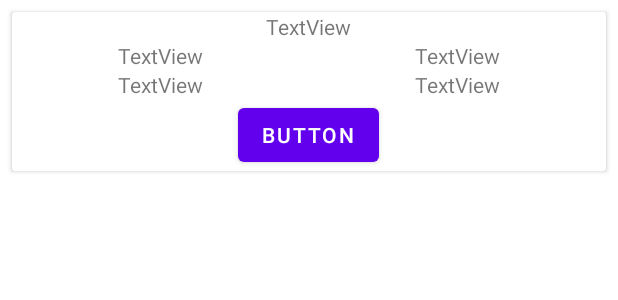
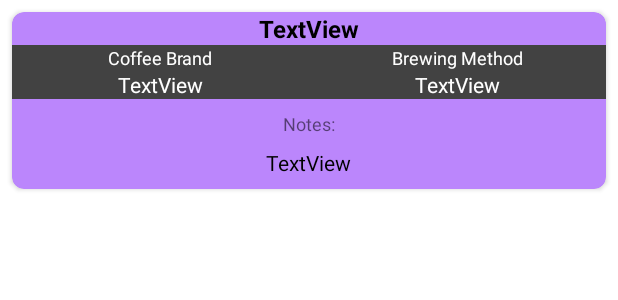
Before and after one commit to TMDStudios/CoffeeAficionado, an Android app: the layout recipe_card.xml on its own in the app's theme, with its tools: preview values and no code run, on a phone screen of 412 x 824 dp. Shown: the top 300 px of the screen. Run offline under Robolectric (Android 15) with nearby library versions, the phone set to English and light mode, and no system bars.

Commit message:
Updated card look and info

```diff
--- a/app/src/main/java/com/tmdstudios/coffeeaficionado/adapters/RecyclerAdapter.kt
+++ b/app/src/main/java/com/tmdstudios/coffeeaficionado/adapters/RecyclerAdapter.kt
@@ -31,6 +31,9 @@ class RecyclerAdapter: RecyclerView.Adapter<RecyclerAdapter.RecipeViewHolder>()
 
         holder.itemView.apply {
             tvRecipeName.text = recipe.name
+            tvCoffeeBrand.text = recipe.coffeeBrand
+            tvBrewingMethod.text = recipe.brewingMethod
+            tvRecipeNotes.text = recipe.notes
             cvRecipeCard.setOnClickListener {
                 val action = ListFragmentDirections.actionListFragmentToUpdateFragment(recipe)
                 findNavController().navigate(action)
--- a/app/src/main/java/com/tmdstudios/coffeeaficionado/data/RecipeDatabase.kt
+++ b/app/src/main/java/com/tmdstudios/coffeeaficionado/data/RecipeDatabase.kt
@@ -7,7 +7,7 @@ import androidx.room.RoomDatabase
 import com.tmdstudios.coffeeaficionado.adapters.RecipeDao
 import com.tmdstudios.coffeeaficionado.models.Recipe
 
-@Database(entities = [Recipe::class], version = 2, exportSchema = false)
+@Database(entities = [Recipe::class], version = 1, exportSchema = false)
 abstract class RecipeDatabase: RoomDatabase() {
 
     abstract fun recipeDao(): RecipeDao
@@ -26,7 +26,7 @@ abstract class RecipeDatabase: RoomDatabase() {
                     context,
                     RecipeDatabase::class.java,
                     "coffee_recipes"
-                ).fallbackToDestructiveMigration()
+                ).fallbackToDestructiveMigration()  // Destroys old database on version change
                     .build()
                 INSTANCE = instance
                 return instance
--- a/app/src/main/res/layout/recipe_card.xml
+++ b/app/src/main/res/layout/recipe_card.xml
@@ -2,7 +2,10 @@
 <androidx.cardview.widget.CardView xmlns:android="http://schemas.android.com/apk/res/android"
     android:layout_width="match_parent"
     android:layout_height="wrap_content"
+    xmlns:app="http://schemas.android.com/apk/res-auto"
     android:id="@+id/cvRecipeCard"
+    app:cardCornerRadius="8dp"
+    android:backgroundTint="@color/purple_200"
     android:layout_margin="8dp">
 
 
@@ -16,61 +19,87 @@
             android:layout_width="wrap_content"
             android:layout_height="wrap_content"
             android:layout_gravity="center"
+            android:textSize="16sp"
+            android:textStyle="bold"
+            android:textColor="@color/black"
             android:text="TextView" />
 
         <LinearLayout
             android:layout_width="match_parent"
             android:layout_height="wrap_content"
-            android:id="@+id/llOne"
             android:layout_gravity="center"
+            android:background="@color/cardview_dark_background"
             android:orientation="horizontal">
 
+            <LinearLayout
+                android:layout_width="match_parent"
+                android:layout_height="wrap_content"
+                android:layout_weight="1"
+                android:orientation="vertical">
+
                 <TextView
-                android:id="@+id/tvOneA"
-                android:layout_width="wrap_content"
+                    android:layout_width="match_parent"
+                    android:layout_height="wrap_content"
+                    android:layout_weight="1"
+                    android:textSize="12sp"
+                    android:textAlignment="center"
+                    android:textColor="@color/white"
+                    android:text="Coffee Brand" />
+
+                <TextView
+                    android:id="@+id/tvCoffeeBrand"
+                    android:layout_width="match_parent"
                     android:layout_height="wrap_content"
                     android:layout_weight="1"
                     android:textAlignment="center"
+                    android:textColor="@color/white"
                     android:text="TextView" />
 
-            <TextView
-                android:id="@+id/tvOneB"
-                android:layout_width="wrap_content"
-                android:layout_height="wrap_content"
-                android:layout_weight="1"
-                android:textAlignment="center"
-                android:text="TextView" />
             </LinearLayout>
 
             <LinearLayout
                 android:layout_width="match_parent"
                 android:layout_height="wrap_content"
-            android:id="@+id/llTwo"
-            android:layout_gravity="center"
-            android:orientation="horizontal">
+                android:layout_weight="1"
+                android:orientation="vertical">
 
                 <TextView
-                android:id="@+id/tvTwoA"
-                android:layout_width="wrap_content"
+                    android:layout_width="match_parent"
                     android:layout_height="wrap_content"
-                android:layout_weight="1"
+                    android:textSize="12sp"
                     android:textAlignment="center"
+                    android:textColor="@color/white"
+                    android:text="Brewing Method" />
+
+                <TextView
+                    android:id="@+id/tvBrewingMethod"
+                    android:layout_width="match_parent"
+                    android:layout_height="wrap_content"
+                    android:textAlignment="center"
+                    android:textColor="@color/white"
                     android:text="TextView" />
 
-            <TextView
-                android:id="@+id/tvTwoB"
-                android:layout_width="wrap_content"
-                android:layout_height="wrap_content"
-                android:layout_weight="1"
-                android:textAlignment="center"
-                android:text="TextView" />
             </LinearLayout>
 
-        <Button
-            android:id="@+id/btView"
+
+        </LinearLayout>
+
+        <TextView
             android:layout_width="wrap_content"
             android:layout_height="wrap_content"
             android:layout_gravity="center"
-            android:text="Button" />
+            android:textSize="12sp"
+            android:layout_marginTop="8dp"
+            android:text="Notes:" />
+
+        <TextView
+            android:id="@+id/tvRecipeNotes"
+            android:layout_width="wrap_content"
+            android:layout_height="wrap_content"
+            android:layout_gravity="center"
+            android:layout_margin="8dp"
+            android:textColor="@color/black"
+            android:text="TextView" />
+
     </LinearLayout>
 </androidx.cardview.widget.CardView>
```
Lines whose indentation alone changed are shown as unchanged.
